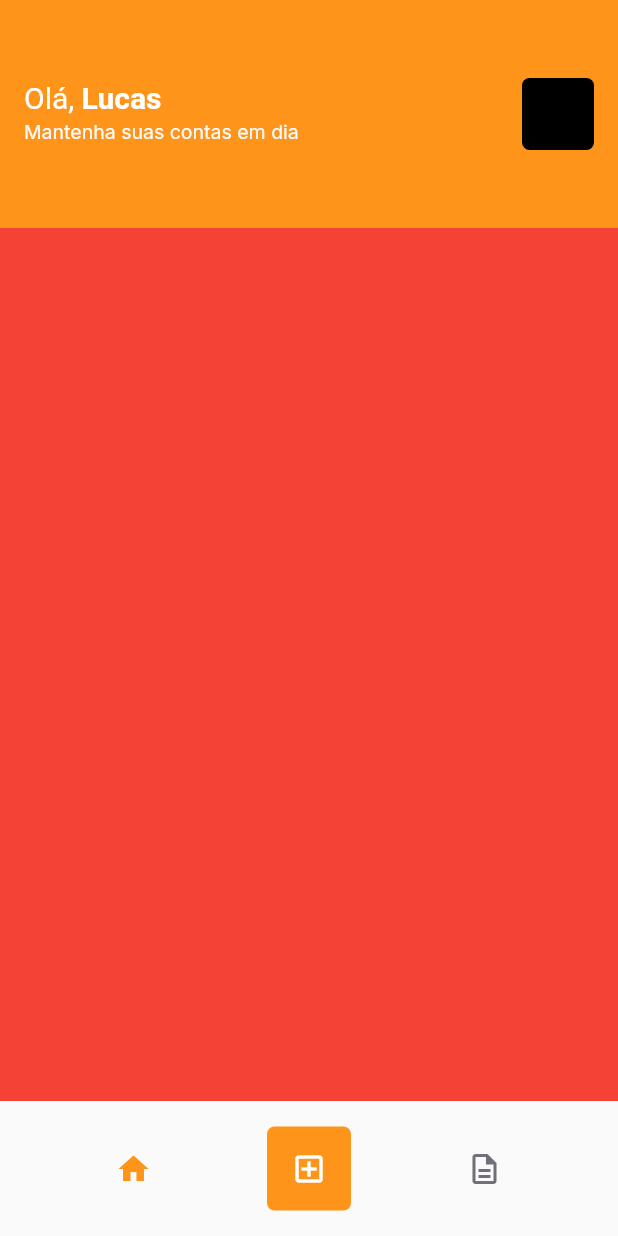
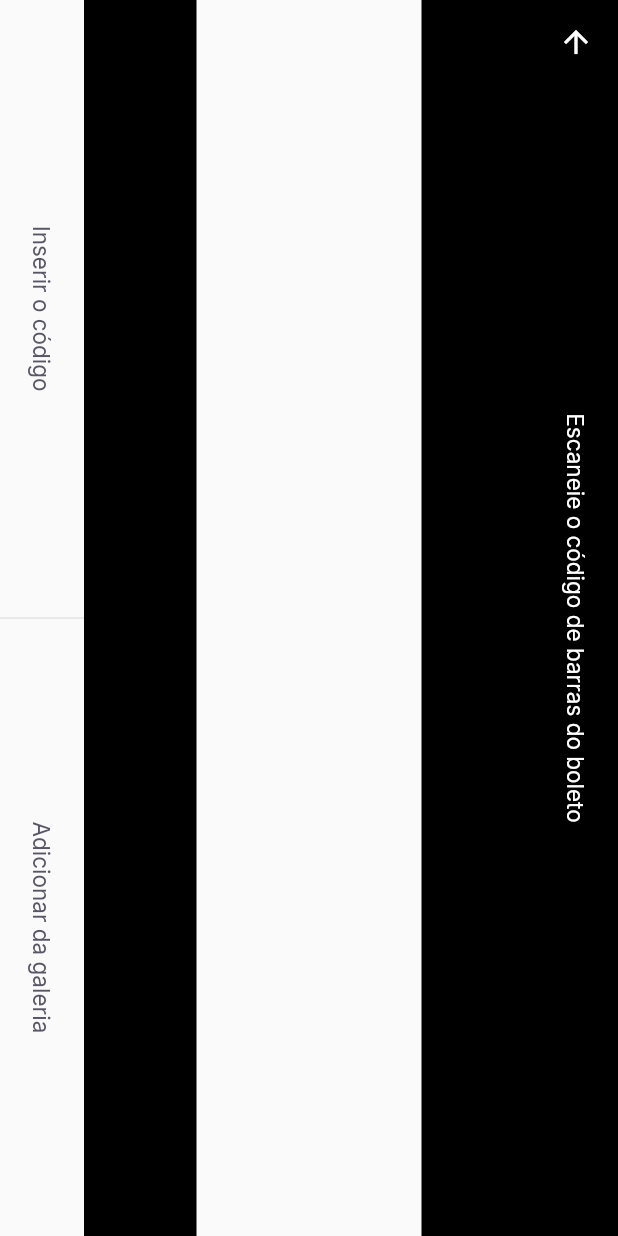
Before and after one commit to LucasTF/payflow-nlw, a Flutter app: the HomePage screen opened by its route, after a tap on the "add box" icon, on a phone screen of 412 x 824 dp. Run offline on Flutter 3.47's test engine with Material 2 defaults, Android fonts, the phone set to English and light mode, and no system bars; our stand-ins replace firebase_core, google_fonts, google_sign_in, shared_preferences; accounts and stored records are empty.

Commit message:
Created initial structure for barcode read page

```diff
--- a/lib/app_widget.dart
+++ b/lib/app_widget.dart
@@ -2,6 +2,7 @@ import 'package:flutter/material.dart';
 import 'package:payflow/modules/login/login_page.dart';
 import 'package:payflow/modules/splash/splash_page.dart';
 
+import 'modules/barcode_scanner/barcode_scanner_page.dart';
 import 'modules/home/home_page.dart';
 import 'shared/themes/app_colors.dart';
 
@@ -11,6 +12,7 @@ class AppWidget extends StatelessWidget {
     return MaterialApp(
         title: 'Pay Flow',
         theme: ThemeData(
+          primarySwatch: Colors.orange,
           primaryColor: AppColors.primary,
         ),
         initialRoute: "/splash",
@@ -18,6 +20,7 @@ class AppWidget extends StatelessWidget {
           "/splash": (context) => SplashPage(),
           "/home": (context) => HomePage(),
           "/login": (context) => LoginPage(),
+          "/barcode_scanner": (context) => BarcodeScannerPage(),
         });
   }
 }
--- /dev/null
+++ b/lib/modules/barcode_scanner/barcode_scanner_page.dart
@@ -0,0 +1,61 @@
+import 'package:flutter/material.dart';
+import 'package:payflow/shared/themes/app_colors.dart';
+import 'package:payflow/shared/themes/app_text_styles.dart';
+import 'package:payflow/shared/widgets/set_label_buttons/set_label_buttons.dart';
+
+class BarcodeScannerPage extends StatefulWidget {
+  const BarcodeScannerPage({Key? key}) : super(key: key);
+
+  @override
+  _BarcodeScannerPageState createState() => _BarcodeScannerPageState();
+}
+
+class _BarcodeScannerPageState extends State<BarcodeScannerPage> {
+  @override
+  Widget build(BuildContext context) {
+    return SafeArea(
+      top: true,
+      bottom: true,
+      left: true,
+      right: true,
+      child: RotatedBox(
+        quarterTurns: 1,
+        child: Scaffold(
+            appBar: AppBar(
+              backgroundColor: Colors.black,
+              title: Text("Escaneie o código de barras do boleto",
+                  style: TextStyles.buttonBackground),
+              leading: BackButton(
+                color: AppColors.background,
+              ),
+              centerTitle: true,
+            ),
+            body: Column(
+              children: [
+                Expanded(
+                  child: Container(
+                    color: Colors.black,
+                  ),
+                ),
+                Expanded(
+                  flex: 2,
+                  child: Container(
+                    color: Colors.transparent,
+                  ),
+                ),
+                Expanded(
+                  child: Container(
+                    color: Colors.black,
+                  ),
+                ),
+              ],
+            ),
+            bottomNavigationBar: SetLabelButtons(
+                primaryLabel: "Inserir o código",
+                primaryOnPressed: () {},
+                secondaryLabel: "Adicionar da galeria",
+                secondaryOnPressed: () {})),
+      ),
+    );
+  }
+}
--- a/lib/modules/home/home_page.dart
+++ b/lib/modules/home/home_page.dart
@@ -74,7 +74,7 @@ class _HomePageState extends State<HomePage> {
             ),
             GestureDetector(
               onTap: () {
-                print("Clicou");
+                Navigator.pushNamed(context, "/barcode_scanner");
               },
               child: Container(
                 width: 56,
--- /dev/null
+++ b/lib/shared/widgets/bottom_sheet/bottom_sheet_widget.dart
@@ -0,0 +1,16 @@
+import 'package:flutter/material.dart';
+import 'package:payflow/shared/themes/app_colors.dart';
+
+class BottomSheetWidget extends StatelessWidget {
+  const BottomSheetWidget({Key? key}) : super(key: key);
+
+  @override
+  Widget build(BuildContext context) {
+    return Container(
+      color: AppColors.shape,
+      child: Column(
+        children: [],
+      ),
+    );
+  }
+}
--- /dev/null
+++ b/lib/shared/widgets/divider_vertical/divider_vertical_widget.dart
@@ -0,0 +1,15 @@
+import 'package:flutter/material.dart';
+import 'package:payflow/shared/themes/app_colors.dart';
+
+class DividerVerticalWidget extends StatelessWidget {
+  const DividerVerticalWidget({Key? key}) : super(key: key);
+
+  @override
+  Widget build(BuildContext context) {
+    return Container(
+      width: 1,
+      height: double.maxFinite,
+      color: AppColors.stroke,
+    );
+  }
+}
--- /dev/null
+++ b/lib/shared/widgets/label_button/label_button.dart
@@ -0,0 +1,20 @@
+import 'package:flutter/material.dart';
+import 'package:payflow/shared/themes/app_text_styles.dart';
+
+class LabelButton extends StatelessWidget {
+  final String label;
+  final VoidCallback onPressed;
+
+  const LabelButton({Key? key, required this.label, required this.onPressed})
+      : super(key: key);
+
+  @override
+  Widget build(BuildContext context) {
+    return Container(
+      height: 56,
+      child: TextButton(
+          onPressed: onPressed,
+          child: Text(label, style: TextStyles.buttonHeading)),
+    );
+  }
+}
--- /dev/null
+++ b/lib/shared/widgets/set_label_buttons/set_label_buttons.dart
@@ -0,0 +1,41 @@
+import 'package:flutter/material.dart';
+import 'package:payflow/shared/widgets/divider_vertical/divider_vertical_widget.dart';
+import 'package:payflow/shared/widgets/label_button/label_button.dart';
+
+class SetLabelButtons extends StatelessWidget {
+  final String primaryLabel;
+  final VoidCallback primaryOnPressed;
+
+  final String secondaryLabel;
+  final VoidCallback secondaryOnPressed;
+
+  const SetLabelButtons(
+      {Key? key,
+      required this.primaryLabel,
+      required this.primaryOnPressed,
+      required this.secondaryLabel,
+      required this.secondaryOnPressed})
+      : super(key: key);
+
+  @override
+  Widget build(BuildContext context) {
+    return Container(
+      height: 56,
+      child: Row(
+        children: [
+          Expanded(
+              child: LabelButton(
+            label: primaryLabel,
+            onPressed: primaryOnPressed,
+          )),
+          DividerVerticalWidget(),
+          Expanded(
+              child: LabelButton(
+            label: secondaryLabel,
+            onPressed: secondaryOnPressed,
+          )),
+        ],
+      ),
+    );
+  }
+}
--- a/pubspec.yaml
+++ b/pubspec.yaml
@@ -31,6 +31,9 @@ dependencies:
   firebase_core: ^1.3.0
   google_sign_in: ^5.0.4
   shared_preferences: ^2.0.6
+  google_ml_kit: ^0.6.0
+  camera: ^0.8.1+3
+  image_picker: ^0.8.0+4
 
 dev_dependencies:
   flutter_test:
```
Also changed, not shown: pubspec.lock.
